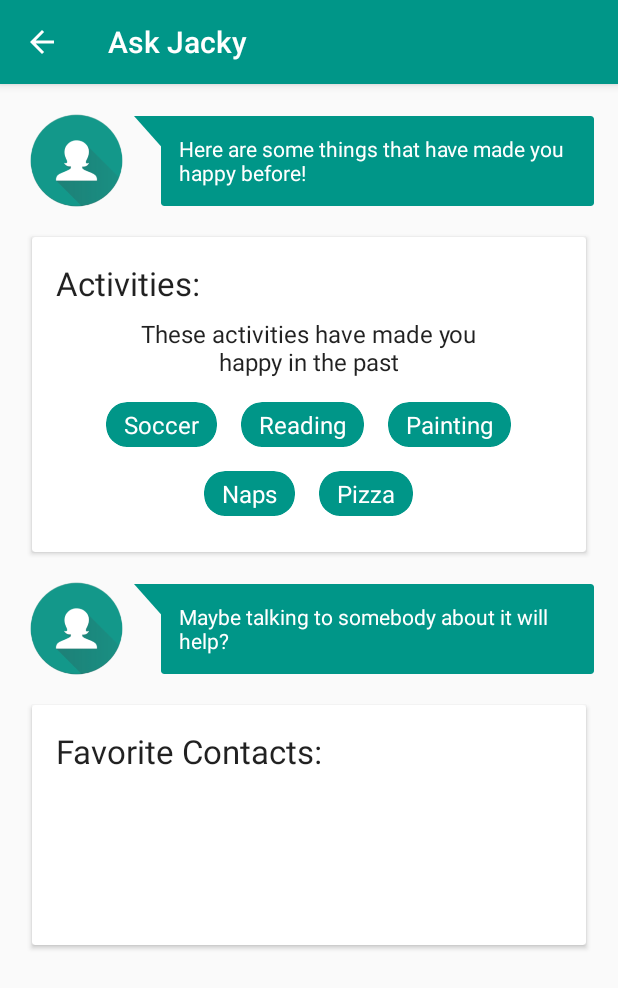
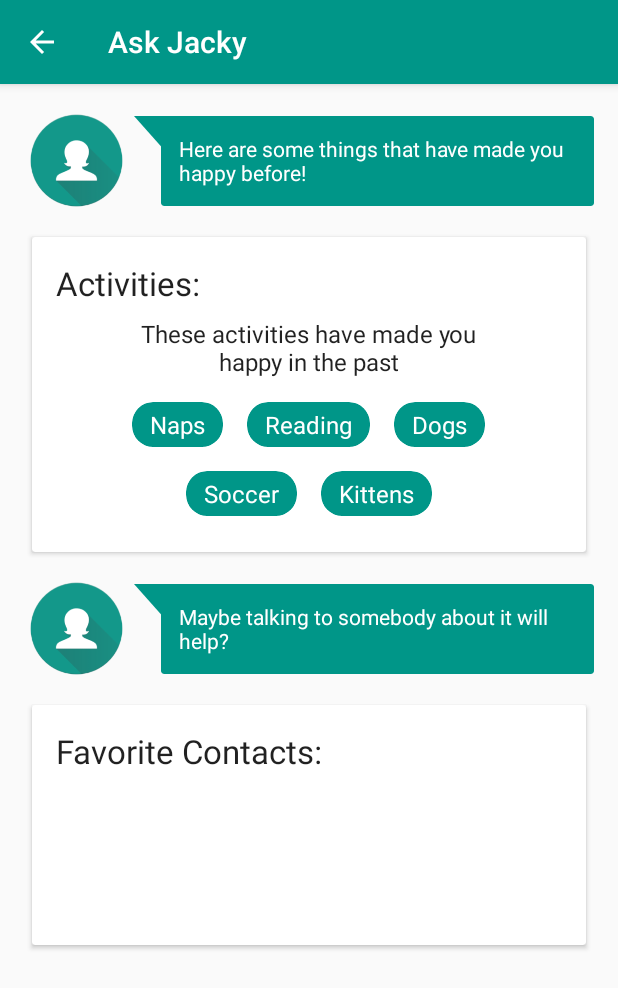
Before and after one commit to clairelee/dearjacky, an Android app: the RespondActivity screen opened directly, with no data from a screen before it, on a phone screen of 412 x 824 dp. Shown: the top 988 px of the screen. Run offline under Robolectric (Android 15) with nearby library versions, the phone set to English and light mode, and no system bars; 6 statements that could not run were skipped.

Commit message:
add random suggestions

```diff
--- a/DearJacky/mobile/src/main/java/com/dearjacky/RespondActivity.java
+++ b/DearJacky/mobile/src/main/java/com/dearjacky/RespondActivity.java
@@ -64,17 +64,18 @@ public class RespondActivity extends AppCompatActivity {
             jackyText.animateText("Here are some things that have made you happy before!");
 
             //Fetch keywords from database and populate them into the view
-            List<String> keywordStrings = dbHelper.getTableThreeDataTopFive();
+            List<String> keywordStrings = dbHelper.getTableThreeDataTopTen();
             TextView keyword_1 = (TextView) findViewById(R.id.keyword_1);
             TextView keyword_2 = (TextView) findViewById(R.id.keyword_2);
             TextView keyword_3 = (TextView) findViewById(R.id.keyword_3);
             TextView keyword_4 = (TextView) findViewById(R.id.keyword_4);
             TextView keyword_5 = (TextView) findViewById(R.id.keyword_5);
-            keyword_1.setText(keywordStrings.get(0));
-            keyword_2.setText(keywordStrings.get(1));
-            keyword_3.setText(keywordStrings.get(2));
-            keyword_4.setText(keywordStrings.get(3));
-            keyword_5.setText(keywordStrings.get(4));
+
+            keyword_1.setText(keywordStrings.remove((int)(Math.random()*keywordStrings.size())));
+            keyword_2.setText(keywordStrings.remove((int)(Math.random()*keywordStrings.size())));
+            keyword_3.setText(keywordStrings.remove((int)(Math.random()*keywordStrings.size())));
+            keyword_4.setText(keywordStrings.remove((int)(Math.random()*keywordStrings.size())));
+            keyword_5.setText(keywordStrings.remove((int)(Math.random()*keywordStrings.size())));
 
             Typewriter jackyText2 = (Typewriter) findViewById(R.id.jacky_text2);
             jackyText2.setInitialDelay(1500);
--- a/DearJacky/mobile/src/main/java/com/dearjacky/SensorTagDBHelper.java
+++ b/DearJacky/mobile/src/main/java/com/dearjacky/SensorTagDBHelper.java
@@ -238,6 +238,24 @@ public class SensorTagDBHelper extends SQLiteOpenHelper {
         return resList;
     }
 
+    public List<String> getTableThreeDataTopTen() {
+        List<String> resList = new ArrayList<String>();
+        //System.out.println("aaaaaaaa");
+        Cursor res = getTableThreePositiveSortedData();
+        //System.out.println("bbbbbbbbb");
+        res.moveToFirst();
+        int i = 0;
+        while(i < 10)
+        {
+            resList.add(res.getString(res.getColumnIndex(TABLE3_COL3)));
+            i++;
+            //    System.out.println("keywordsssssss: "+ res.getString(res.getColumnIndex(TABLE3_COL3)));
+            res.moveToNext();
+        }
+
+        return resList;
+    }
+
     public Cursor getAllTableOneData() {
         SQLiteDatabase db = this.getWritableDatabase();
         Cursor res = db.rawQuery("SELECT * FROM "+TABLE1_NAME+" ORDER BY "+TABLE1_COL2+" ASC", null);
```
